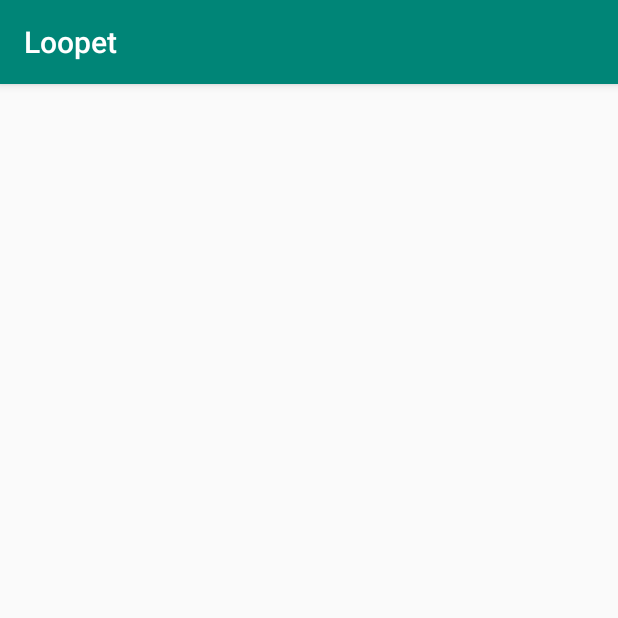
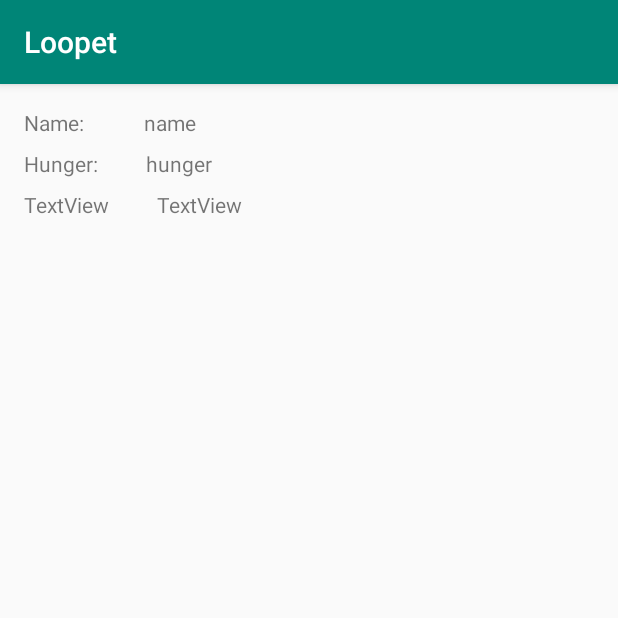
Before and after one commit to MatthiasPL/Loopet, an Android app: the screen it shows after launch (MainActivity), on a phone screen of 412 x 824 dp, the top half of it. Run offline under Robolectric (Android 15) with nearby library versions, the phone set to English and light mode, and no system bars.

Commit message:
fixed json added receiver for updating UI in MainActivity added notifications code cleanup

```diff
--- a/app/build.gradle
+++ b/app/build.gradle
@@ -40,4 +40,5 @@ dependencies {
     implementation "android.arch.work:work-runtime:1.0.1"
     implementation "android.arch.work:work-runtime-ktx:1.0.1"
     implementation 'com.evernote:android-job:1.3.0-rc1'
+    implementation 'com.squareup:otto:1.3.8'
 }
--- a/app/src/main/java/com/loopmoth/loopet/MainActivity.kt
+++ b/app/src/main/java/com/loopmoth/loopet/MainActivity.kt
@@ -4,41 +4,43 @@ import android.app.ActivityManager
 import android.content.Context
 import android.content.Intent
 import android.net.Uri
-import android.os.Bundle
-import android.widget.Toast
 import androidx.appcompat.app.AppCompatActivity
 import com.loopmoth.loopet.game.services.GameEngine
-import android.os.PowerManager
-import android.os.Build
-import android.os.Vibrator
 import android.provider.Settings
-import androidx.lifecycle.Observer
-import androidx.work.*
-import java.util.concurrent.TimeUnit
-import android.app.PendingIntent
-import android.telephony.SmsManager
+import android.content.BroadcastReceiver
+import android.os.*
 import android.util.Log
-
+import kotlinx.android.synthetic.main.activity_main.*
+import android.content.IntentFilter
+import androidx.localbroadcastmanager.content.LocalBroadcastManager
 
 class MainActivity : AppCompatActivity() {
-
     var mServiceIntent: Intent? = null
     private var mGameEngine: GameEngine? = null
 
+    var receiver = object : BroadcastReceiver() {
+        override fun onReceive(context: Context, intent: Intent) {
+        }
+    }
+
     private lateinit var ctx: Context
-
-    fun getCtx(): Context {
-        return ctx
-    }
 
     override fun onCreate(savedInstanceState: Bundle?) {
         super.onCreate(savedInstanceState)
         ctx = this
         setContentView(R.layout.activity_main)
         mGameEngine = GameEngine()
-        mServiceIntent = Intent(getCtx(), mGameEngine!!::class.java)
+        mServiceIntent = Intent(ctx, mGameEngine!!::class.java)
         if (!isMyServiceRunning(mGameEngine!!::class.java)) {
             startService(mServiceIntent)
+        }
+
+        receiver = object : BroadcastReceiver() {
+            override fun onReceive(context: Context, intent: Intent) {
+                val s = intent.getStringExtra(GameEngine.COPA_MESSAGE)
+                //toast(s)
+                tvName.text = s
+            }
         }
     }
 
@@ -71,73 +73,15 @@ class MainActivity : AppCompatActivity() {
         val vibratorService = getSystemService(Context.VIBRATOR_SERVICE) as Vibrator
     }
 
-
-
-    /*private fun isServiceRunning(serviceClass: Class<*>): Boolean {
-        val activityManager = getSystemService(Context.ACTIVITY_SERVICE) as ActivityManager
-
-        // Loop through the running services
-        for (service in activityManager.getRunningServices(Integer.MAX_VALUE)) {
-            if (serviceClass.name == service.service.className) {
-                // If the service is running then return true
-                return true
-            }
-        }
-        return false
+    override fun onStart() {
+        super.onStart()
+        LocalBroadcastManager.getInstance(this).registerReceiver((receiver),
+            IntentFilter(GameEngine.COPA_RESULT)
+        )
     }
 
-    fun createConstraints() = Constraints.Builder()
-        //.setRequiredNetworkType(NetworkType.UNMETERED)  // if connected to WIFI
-        // other values(NOT_REQUIRED, CONNECTED, NOT_ROAMING, METERED)
-        .setRequiresBatteryNotLow(true)                 // if the battery is not low
-        //.setRequiresStorageNotLow(true)                 // if the storage is not low
-        .build()
-
-    fun createWorkRequest(data: Data) = PeriodicWorkRequestBuilder<GameEngine>(15, TimeUnit.MINUTES)  // setting period to 12 hours
-        // set input data for the work
-        .setInputData(data)
-        .setConstraints(createConstraints())
-        // setting a backoff on case the work needs to retry
-        .setBackoffCriteria(BackoffPolicy.LINEAR, PeriodicWorkRequest.MIN_BACKOFF_MILLIS, TimeUnit.MILLISECONDS)
-        .build()
-
-    fun startWork() {
-        // set the input data, it is like a Bundle
-        val work = createWorkRequest(Data.EMPTY)
-
-        /* enqueue a work, ExistingPeriodicWorkPolicy.KEEP means that if this work already existits, it will be kept
-        if the value is ExistingPeriodicWorkPolicy.REPLACE, then the work will be replaced */
-        WorkManager
-            .getInstance()
-            .enqueueUniquePeriodicWork("Game engine", ExistingPeriodicWorkPolicy.REPLACE, work)
-
-        WorkManager.getInstance().getWorkInfoByIdLiveData(work.id)
-            .observe(this, Observer { workInfo ->
-                // Check if the current work's state is "successfully finished"
-                if(workInfo!=null && workInfo.state==WorkInfo.State.RUNNING){
-                    Toast.makeText(this, "działa", Toast.LENGTH_SHORT).show()
-                    val vibratorService = getSystemService(Context.VIBRATOR_SERVICE) as Vibrator
-                    vibratorService.vibrate(500)
-                }
-            })
-    }*/
-
-    private fun sendSMS(phoneNumber: String, message: String) {
-        val sentPendingIntents = ArrayList<PendingIntent>()
-        val deliveredPendingIntents = ArrayList<PendingIntent>()
-        try {
-            val sms = SmsManager.getDefault()
-            val mSMSMessage = sms.divideMessage(message)
-            sms.sendMultipartTextMessage(
-                phoneNumber, "508979891", mSMSMessage,
-                null, null
-            )
-
-        } catch (e: Exception) {
-
-            e.printStackTrace()
-            Toast.makeText(baseContext, e.toString(), Toast.LENGTH_LONG).show()
-        }
-
+    override fun onStop() {
+        LocalBroadcastManager.getInstance(this).unregisterReceiver(receiver)
+        super.onStop()
     }
 }
--- a/app/src/main/res/layout/activity_main.xml
+++ b/app/src/main/res/layout/activity_main.xml
@@ -7,4 +7,47 @@
         android:layout_height="match_parent"
         tools:context=".MainActivity">
 
+    <TextView
+            android:text="Name:"
+            android:layout_width="wrap_content"
+            android:layout_height="wrap_content"
+            android:id="@+id/textView"
+            app:layout_constraintStart_toStartOf="parent"
+            android:layout_marginStart="16dp" android:layout_marginTop="16dp"
+            app:layout_constraintTop_toTopOf="parent"/>
+    <TextView
+            android:text="Hunger:"
+            android:layout_width="wrap_content"
+            android:layout_height="wrap_content"
+            android:id="@+id/textView2" android:layout_marginTop="8dp"
+            app:layout_constraintTop_toBottomOf="@+id/textView" app:layout_constraintStart_toStartOf="parent"
+            android:layout_marginStart="16dp"/>
+    <TextView
+            android:text="TextView"
+            android:layout_width="wrap_content"
+            android:layout_height="wrap_content"
+            android:id="@+id/textView3" android:layout_marginTop="8dp"
+            app:layout_constraintTop_toBottomOf="@+id/textView2" app:layout_constraintStart_toStartOf="parent"
+            android:layout_marginStart="16dp"/>
+    <TextView
+            android:text="name"
+            android:layout_width="wrap_content"
+            android:layout_height="19dp"
+            android:id="@+id/tvName" app:layout_constraintStart_toEndOf="@+id/textView"
+            android:layout_marginStart="40dp" android:layout_marginTop="16dp"
+            app:layout_constraintTop_toTopOf="parent"/>
+    <TextView
+            android:text="hunger"
+            android:layout_width="wrap_content"
+            android:layout_height="wrap_content"
+            android:id="@+id/tvHunger" app:layout_constraintStart_toEndOf="@+id/textView2"
+            android:layout_marginStart="32dp" android:layout_marginTop="8dp"
+            app:layout_constraintTop_toBottomOf="@+id/tvName"/>
+    <TextView
+            android:text="TextView"
+            android:layout_width="wrap_content"
+            android:layout_height="wrap_content"
+            android:id="@+id/textView6" app:layout_constraintStart_toEndOf="@+id/textView3"
+            android:layout_marginStart="32dp" android:layout_marginTop="8dp"
+            app:layout_constraintTop_toBottomOf="@+id/tvHunger"/>
 </androidx.constraintlayout.widget.ConstraintLayout>
```
Also changed, not shown: app/src/main/AndroidManifest.xml (+7 -0 lines), app/src/main/java/com/loopmoth/loopet/game/services/GameEngine.kt (+81 -59 lines).
